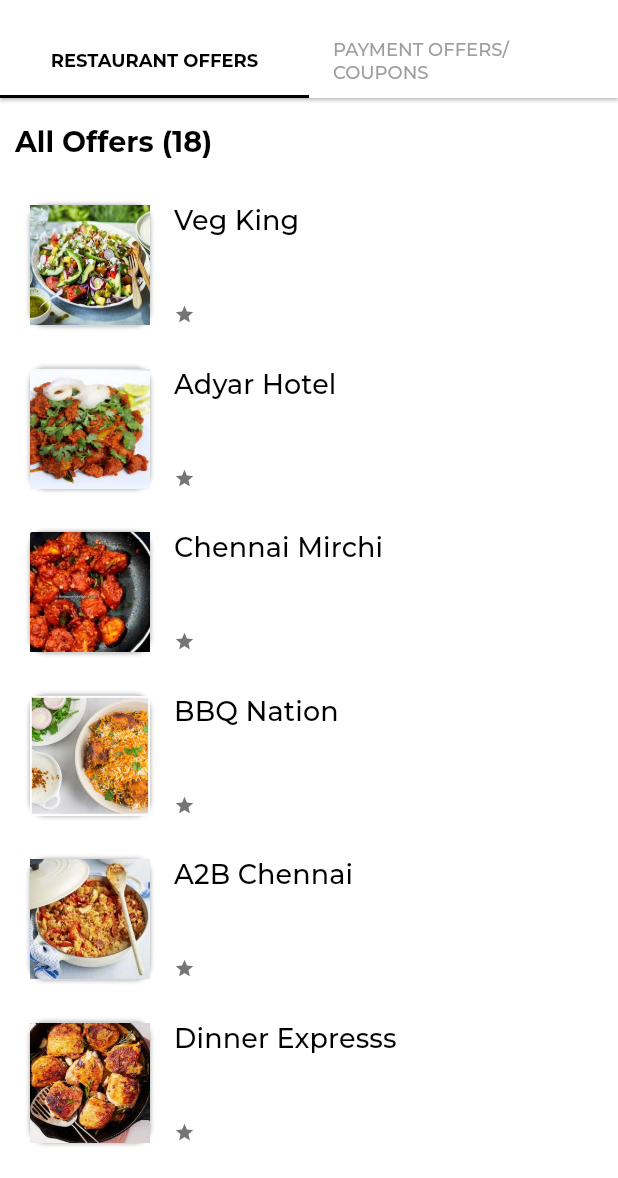
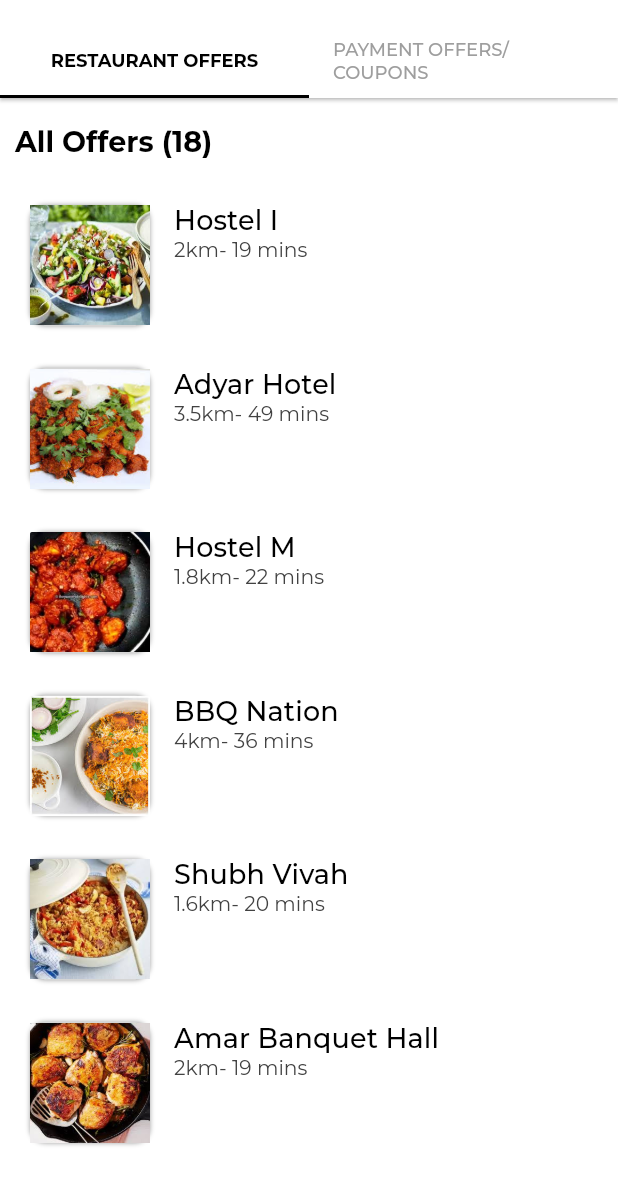
Before and after one commit to coderprodigy/Software_FD, a Flutter app: the SwiggyScreen screen opened directly, after a tap on "FOOD", on a phone screen of 412 x 824 dp, the part 58-1236 px from its top. Run offline on Flutter 3.47's test engine with Material 2 defaults, Android fonts, the phone set to English and light mode, and no system bars; our stand-ins replace flutter_swiper, google_fonts.

Commit message:
star removed

```diff
--- a/lib/models/spotlight_best_top_food.dart
+++ b/lib/models/spotlight_best_top_food.dart
@@ -21,14 +21,14 @@ class SpotlightBestTopFood {
         SpotlightBestTopFood(
           image: 'assets/images/food1.jpg',
           name: 'Breakfast Expresss',
-          desc: '',
+          desc: '4.1km- 45 mins ',
           coupon: '',
           ratingTimePrice: '',
         ),
         SpotlightBestTopFood(
           image: 'assets/images/food2.jpg',
-          name: 'Namma Veedu Bhavan',
-          desc: '',
+          name: 'Hostel H',
+          desc: '3.1km- 30 mins ',
           coupon: '',
           ratingTimePrice: '',
         ),
@@ -36,15 +36,15 @@ class SpotlightBestTopFood {
       [
         SpotlightBestTopFood(
           image: 'assets/images/food3.jpg',
-          name: 'Hostel H',
-          desc: '',
+          name: 'Hostel J',
+          desc: '2.2km- 28 mins ',
           coupon: '',
           ratingTimePrice: '',
         ),
         SpotlightBestTopFood(
           image: 'assets/images/food4.jpg',
           name: 'Dinner Expresss',
-          desc: '',
+          desc: '3.0km- 35 mins ',
           coupon: '',
           ratingTimePrice: '',
         ),
@@ -53,14 +53,14 @@ class SpotlightBestTopFood {
         SpotlightBestTopFood(
           image: 'assets/images/food5.jpg',
           name: 'Hostel K',
-          desc: '',
+          desc: '1.8km- 18 mins ',
           coupon: '',
           ratingTimePrice: '',
         ),
         SpotlightBestTopFood(
           image: 'assets/images/food6.jpg',
-          name: 'Mass Hotel',
-          desc: '',
+          name: 'Red Carpet Banquets',
+          desc: '2.7km- 37 mins ',
           coupon: '',
           ratingTimePrice: '',
         ),
@@ -68,15 +68,15 @@ class SpotlightBestTopFood {
       [
         SpotlightBestTopFood(
           image: 'assets/images/food7.jpg',
-          name: 'Mumbai Mirchi',
-          desc: '',
+          name: 'Hostel I',
+          desc: '2.7km- 22 mins ',
           coupon: '',
           ratingTimePrice: '',
         ),
         SpotlightBestTopFood(
           image: 'assets/images/food8.jpg',
-          name: 'Shubh Vivah',
-          desc: '',
+          name: 'Shubh Vivah Halls',
+          desc: '3.6km- 30 mins ',
           coupon: '',
           ratingTimePrice: '',
         ),
@@ -89,15 +89,15 @@ class SpotlightBestTopFood {
       [
         SpotlightBestTopFood(
           image: 'assets/images/food6.jpg',
-          name: 'Mirchi Hotel',
-          desc: '',
+          name: 'Amar Banquet Hall',
+          desc: '6.1km- 55 mins ',
           coupon: '',
           ratingTimePrice: '',
         ),
         SpotlightBestTopFood(
           image: 'assets/images/food1.jpg',
-          name: 'BBQ Expresss',
-          desc: '',
+          name: 'Green View Banquet Hall',
+          desc: '4.7km- 37 mins ',
           coupon: '',
           ratingTimePrice: '',
         ),
@@ -106,14 +106,14 @@ class SpotlightBestTopFood {
         SpotlightBestTopFood(
           image: 'assets/images/food4.jpg',
           name: 'Hostel C',
-          desc: '',
+          desc: '2km- 19 mins ',
           coupon: '',
           ratingTimePrice: '',
         ),
         SpotlightBestTopFood(
           image: 'assets/images/food3.jpg',
           name: 'Hostel B',
-          desc: '',
+          desc: '2.3km- 21 mins ',
           coupon: '',
           ratingTimePrice: '',
         ),
@@ -122,14 +122,14 @@ class SpotlightBestTopFood {
         SpotlightBestTopFood(
           image: 'assets/images/food6.jpg',
           name: 'Pearl Grand',
-          desc: '',
+          desc: '3.9km- 37 mins ',
           coupon: '',
           ratingTimePrice: '',
         ),
         SpotlightBestTopFood(
           image: 'assets/images/food5.jpg',
-          name: 'Red Carpet',
-          desc: '',
+          name: 'Hostel A',
+          desc: '1.7km- 19 mins ',
           coupon: '',
           ratingTimePrice: '',
         ),
@@ -138,14 +138,14 @@ class SpotlightBestTopFood {
         SpotlightBestTopFood(
           image: 'assets/images/food7.jpg',
           name: 'Chennai Mirchi',
-          desc: '',
+          desc: '4.7km- 29 mins ',
           coupon: '',
           ratingTimePrice: '',
         ),
         SpotlightBestTopFood(
           image: 'assets/images/food8.jpg',
           name: 'BBQ Nation',
-          desc: '',
+          desc: '3.2km- 20 mins ',
           coupon: '',
           ratingTimePrice: '',
         ),
@@ -159,14 +159,14 @@ class SpotlightBestTopFood {
         SpotlightBestTopFood(
           image: 'assets/images/food3.jpg',
           name: 'A2B Chennai',
-          desc: '',
+          desc: '4km- 39 mins ',
           coupon: '',
           ratingTimePrice: '',
         ),
         SpotlightBestTopFood(
           image: 'assets/images/food4.jpg',
           name: 'Biryani Expresss',
-          desc: '',
+          desc: '6.1km- 56 mins ',
           coupon: '',
           ratingTimePrice: '',
         ),
@@ -174,15 +174,15 @@ class SpotlightBestTopFood {
       [
         SpotlightBestTopFood(
           image: 'assets/images/food1.jpg',
-          name: 'Chai Truck',
-          desc: '',
+          name: 'Hostel M',
+          desc: '2.6km- 23 mins ',
           coupon: '',
           ratingTimePrice: '',
         ),
         SpotlightBestTopFood(
           image: 'assets/images/food2.jpg',
-          name: 'Shiva Bhavan',
-          desc: '',
+          name: 'Shiva Bhavan Hall',
+          desc: '4.6km- 34 mins ',
           coupon: '',
           ratingTimePrice: '',
         ),
@@ -191,14 +191,14 @@ class SpotlightBestTopFood {
         SpotlightBestTopFood(
           image: 'assets/images/food7.jpg',
           name: 'BBQ King',
-          desc: '',
+          desc: '2km- 19 mins ',
           coupon: '',
           ratingTimePrice: '',
         ),
         SpotlightBestTopFood(
           image: 'assets/images/food8.jpg',
           name: 'Pizza Corner',
-          desc: '',
+          desc: '4km- 34 mins ',
           coupon: '',
           ratingTimePrice: '',
         ),
@@ -206,15 +206,15 @@ class SpotlightBestTopFood {
       [
         SpotlightBestTopFood(
           image: 'assets/images/food5.jpg',
-          name: 'Veg King',
-          desc: '',
+          name: 'Haveli',
+          desc: '5.4km- 49 mins ',
           coupon: '',
           ratingTimePrice: '',
         ),
         SpotlightBestTopFood(
           image: 'assets/images/food6.jpg',
           name: 'Adyar Hotel',
-          desc: '',
+          desc: '3km- 29 mins ',
           coupon: '',
           ratingTimePrice: '',
         ),
@@ -226,43 +226,43 @@ class SpotlightBestTopFood {
     return [
       SpotlightBestTopFood(
         image: 'assets/images/food5.jpg',
-        name: 'Veg King',
-        desc: '',
+        name: 'Hostel I',
+        desc: '2km- 19 mins ',
         coupon: '',
         ratingTimePrice: '',
       ),
       SpotlightBestTopFood(
         image: 'assets/images/food6.jpg',
         name: 'Adyar Hotel',
-        desc: '',
+        desc: '3.5km- 49 mins ',
         coupon: '',
         ratingTimePrice: '',
       ),
       SpotlightBestTopFood(
         image: 'assets/images/food7.jpg',
-        name: 'Chennai Mirchi',
-        desc: '',
+        name: 'Hostel M',
+        desc: '1.8km- 22 mins ',
         coupon: '',
         ratingTimePrice: '',
       ),
       SpotlightBestTopFood(
         image: 'assets/images/food8.jpg',
         name: 'BBQ Nation',
-        desc: '',
+        desc: '4km- 36 mins ',
         coupon: '',
         ratingTimePrice: '',
       ),
       SpotlightBestTopFood(
         image: 'assets/images/food3.jpg',
-        name: 'A2B Chennai',
-        desc: '',
+        name: 'Shubh Vivah',
+        desc: '1.6km- 20 mins ',
         coupon: '',
         ratingTimePrice: '',
       ),
       SpotlightBestTopFood(
         image: 'assets/images/food4.jpg',
-        name: 'Dinner Expresss',
-        desc: '',
+        name: 'Amar Banquet Hall',
+        desc: '2km- 19 mins ',
         coupon: '',
         ratingTimePrice: '',
       ),
@@ -274,56 +274,56 @@ class SpotlightBestTopFood {
       SpotlightBestTopFood(
         image: 'assets/images/food3.jpg',
         name: 'A2B Chennai',
-        desc: '',
+        desc: '3.4km- 27 mins ',
         coupon: '',
         ratingTimePrice: '',
       ),
       SpotlightBestTopFood(
         image: 'assets/images/food4.jpg',
         name: 'Biryani Expresss',
-        desc: '',
+        desc: '3.5km- 41 mins ',
         coupon: '',
         ratingTimePrice: '',
       ),
       SpotlightBestTopFood(
         image: 'assets/images/food1.jpg',
         name: 'Chai Truck',
-        desc: '',
+        desc: '2.4km- 21 mins ',
         coupon: '',
         ratingTimePrice: '',
       ),
       SpotlightBestTopFood(
         image: 'assets/images/food2.jpg',
         name: 'Shiva Bhavan',
-        desc: '',
+        desc: '3.1km- 29 mins ',
         coupon: '',
         ratingTimePrice: '',
       ),
       SpotlightBestTopFood(
         image: 'assets/images/food7.jpg',
         name: 'BBQ King',
-        desc: '',
+        desc: '4km- 39 mins ',
         coupon: '',
         ratingTimePrice: '',
       ),
       SpotlightBestTopFood(
         image: 'assets/images/food8.jpg',
         name: 'Pizza Corner',
-        desc: '',
+        desc: '4.5km- 50 mins ',
         coupon: '',
         ratingTimePrice: '',
       ),
       SpotlightBestTopFood(
         image: 'assets/images/food5.jpg',
         name: 'Veg King',
-        desc: '',
+        desc: '2.8km- 33 mins ',
         coupon: '',
         ratingTimePrice: '',
       ),
       SpotlightBestTopFood(
         image: 'assets/images/food6.jpg',
         name: 'Adyar Hotel',
-        desc: '',
+        desc: '20km- 35 mins ',
         coupon: '',
         ratingTimePrice: '',
       ),
--- a/lib/widgets/food_list_item_view.dart
+++ b/lib/widgets/food_list_item_view.dart
@@ -63,11 +63,11 @@ class FoodListItemView extends StatelessWidget {
               UIHelper.verticalSpaceSmall(),
               Row(
                 children: <Widget>[
-                  Icon(
+                  /*Icon(
                     Icons.star,
                     size: 14.0,
                     color: Colors.grey[600],
-                  ),
+                  ),*/
                   Text(restaurant.ratingTimePrice)
                 ],
               )
--- a/lib/widgets/spotlight_best_top_food_item.dart
+++ b/lib/widgets/spotlight_best_top_food_item.dart
@@ -75,11 +75,11 @@ class SpotlightBestTopFoodItem extends StatelessWidget {
                 UIHelper.verticalSpaceExtraSmall(),
                 Row(
                   children: <Widget>[
-                    Icon(
+                    /*Icon(
                       Icons.star,
                       size: 14.0,
                       color: Colors.grey[600],
-                    ),
+                    ),*/
                     Text(restaurant.ratingTimePrice)
                   ],
                 )
```
Also changed, not shown: 1 other file.
